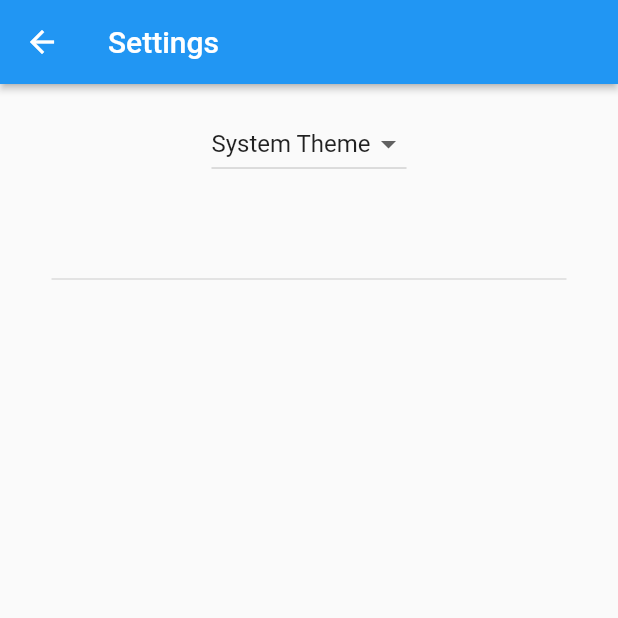
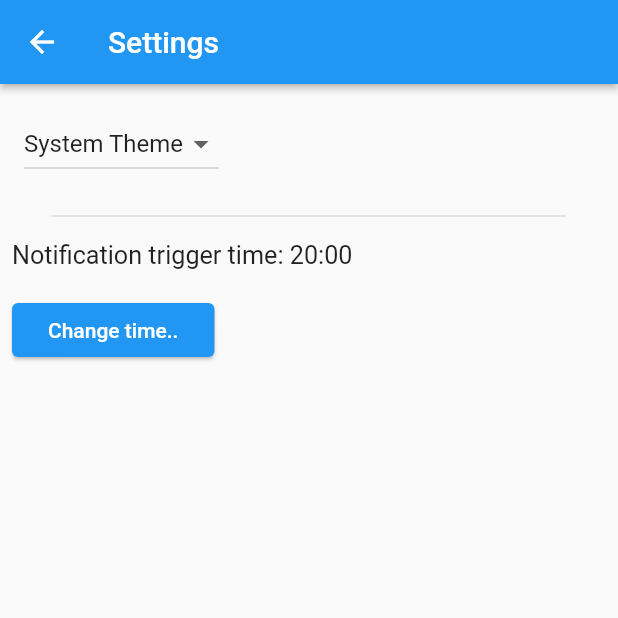
Before and after one commit to ogukuu/task_for_irene, a Flutter app: the SettingsView screen opened by its route, on a phone screen of 412 x 824 dp, the top half of it. Run offline on Flutter 3.47's test engine with Material 2 defaults, Android fonts, the phone set to English and light mode, and no system bars; our stand-ins replace flutter_local_notifications, hive_flutter, image_picker, timezone; accounts and stored records are empty; generated files the repository leaves out were written again.

Commit message:
add NotificationTriggerTime setting

```diff
--- a/lib/src/localization/app_en.arb
+++ b/lib/src/localization/app_en.arb
@@ -7,6 +7,8 @@
   "settingsViewSystemTheme": "System Theme",
   "settingsViewLightTheme": "Light Theme",
   "settingsViewDarkTheme": "Dark Theme",
+  "settingsViewNotificationTitle": "Notification trigger time: ",
+  "settingsViewNotificationButton": "Change time..",
   "myFloatingActionButtonTooltip": "Add task",
   "calendarViewTitle": "Calendar",
   "calendarViewToTasksButton": "Tasks",
--- a/lib/src/screens/settings_view.dart
+++ b/lib/src/screens/settings_view.dart
@@ -2,11 +2,19 @@ import 'package:flutter/material.dart';
 import 'package:flutter_gen/gen_l10n/app_localizations.dart';
 import 'package:task_for_irene/src/global_var.dart';
 import 'package:task_for_irene/src/settings/settings.dart';
+import 'package:task_for_irene/src/utilits/fix.dart';
+import 'package:task_for_irene/src/utilits/format_date.dart';
 
 class SettingsView extends StatelessWidget {
   const SettingsView({Key? key, required this.settings}) : super(key: key);
 
   final Settings settings;
+
+  void selectTime(BuildContext context) async {
+    final TimeOfDay? selected = await showTimePicker(
+        context: context, initialTime: settings.notificationTriggerTime);
+    GlobalVar.appController.updateNotificationTriggerTime(selected);
+  }
 
   @override
   Widget build(BuildContext context) {
@@ -16,13 +24,34 @@ class SettingsView extends StatelessWidget {
         elevation: 2,
         title: Text(AppLocalizations.of(context)!.settingsViewTitle),
       ),
-      body: Column(children: [
+      body: Column(crossAxisAlignment: CrossAxisAlignment.start, children: [
         _ThemeModeSetting(themeMode: settings.themeMode),
         Divider(
           thickness: 1,
           indent: indent,
           endIndent: indent,
-          height: 100,
+        ),
+        Padding(
+          padding: const EdgeInsets.all(8.0),
+          child: Text(
+            "${AppLocalizations.of(context)!.settingsViewNotificationTitle}${getHHMMTimeOfDay(settings.notificationTriggerTime)}",
+            textScaleFactor: 1.2,
+          ),
+        ),
+        Padding(
+          padding: const EdgeInsets.all(8.0),
+          child: ElevatedButton(
+              style: ButtonStyle(
+                  elevation: MaterialStateProperty.all(1),
+                  backgroundColor: elevatedButtonBackgroundFix(context)),
+              onPressed: () {
+                selectTime(context);
+              },
+              child: Padding(
+                padding: const EdgeInsets.all(8.0),
+                child: Text(AppLocalizations.of(context)!
+                    .settingsViewNotificationButton),
+              )),
         ),
       ]),
     );
--- a/lib/src/settings/settings.dart
+++ b/lib/src/settings/settings.dart
@@ -15,13 +15,23 @@ class Settings {
     _themeMode = MyThemeMode.getThemeMode(tmn);
   }
 
-  Settings({ThemeMode themeMode = ThemeMode.system}) {
+  Settings(
+      {ThemeMode themeMode = ThemeMode.system,
+      this.notificationTriggerTime = defaultNotificationTriggerTime}) {
     this.themeMode = ThemeMode.system;
   }
 
-  Settings.byThemeModeName({String themeModeName = MyThemeMode.system}) {
+  Settings.byThemeModeName(
+      {String themeModeName = MyThemeMode.system,
+      this.notificationTriggerTime = defaultNotificationTriggerTime}) {
     this.themeModeName = themeModeName;
   }
+
+  // Notification settings
+  TimeOfDay notificationTriggerTime;
+
+  static const TimeOfDay defaultNotificationTriggerTime =
+      TimeOfDay(hour: 20, minute: 0);
 }
 
 class MyThemeMode {
```
Also changed, not shown: lib/src/app_controller.dart (+19 -2 lines), lib/src/push/notification_settings.dart (deleted, +0 -14 lines), lib/src/push/notifications_controller.dart (+10 -11 lines), lib/src/repository/hive/hive_settings_repository.dart (+9 -2 lines).
